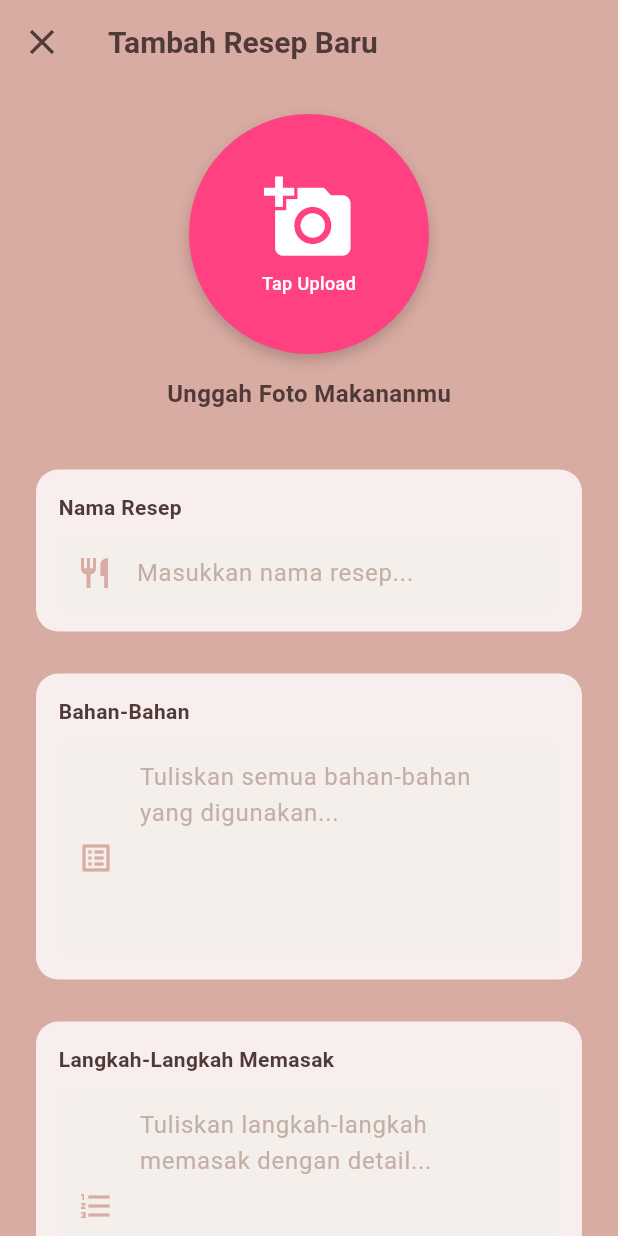
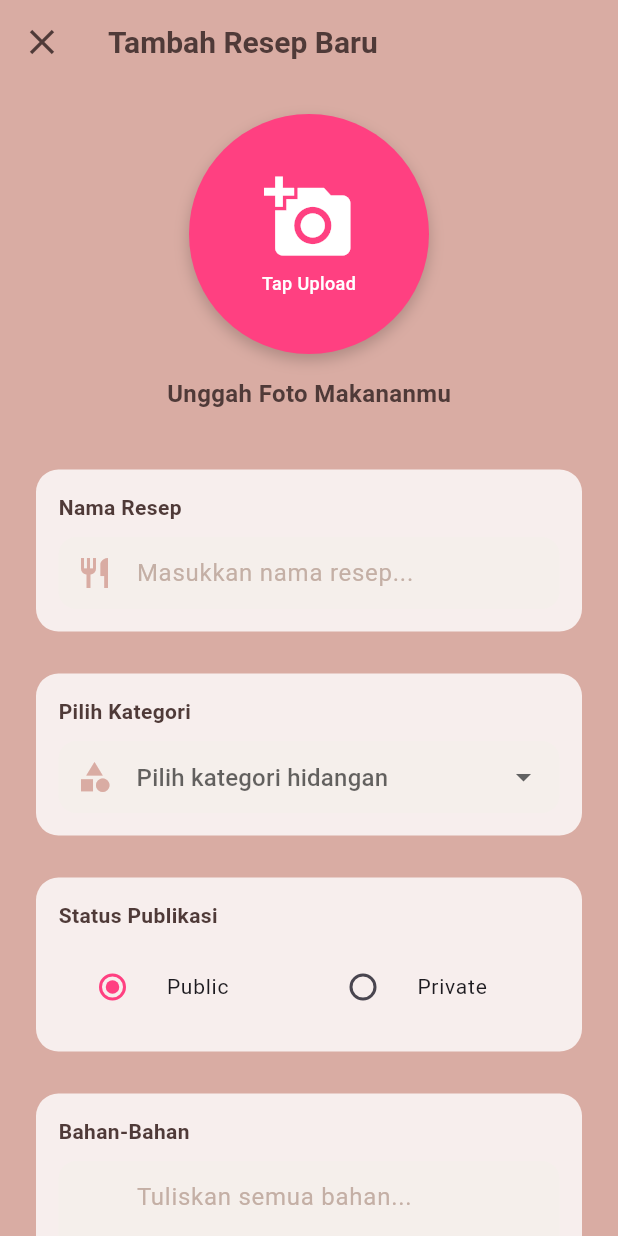
Before and after one commit to Raisha1515/masakyuk, a Flutter app: the TambahResep screen opened directly, on a phone screen of 412 x 824 dp. Run offline on Flutter 3.47's test engine with Material 3 defaults, Android fonts, the phone set to English and light mode, and no system bars; our stand-ins replace image_picker, permission_handler, shared_preferences; accounts and stored records are empty.

Commit message:
tambah kategori dan tipe publish resep

```diff
--- a/lib/tambah_resep.dart
+++ b/lib/tambah_resep.dart
@@ -18,6 +18,17 @@ class _TambahResepState extends State<TambahResep> {
   final TextEditingController _descController = TextEditingController();
   final TextEditingController _stepsController = TextEditingController();
 
+  // --- Fitur Baru: State Kategori & Publikasi ---
+  String? _selectedCategory;
+  bool _isPublic = true; // Default ke Public
+  final List<String> _categories = [
+    'Sarapan',
+    'Makan Siang',
+    'Makan Malam',
+    'Diet',
+    'Dessert'
+  ];
+
   XFile? _pickedImage;
   bool _isPickingImage = false;
   final ImagePicker _picker = ImagePicker();
@@ -29,32 +40,29 @@ class _TambahResepState extends State<TambahResep> {
       _nameController.text = widget.recipe!.name;
       _descController.text = widget.recipe!.description;
       _stepsController.text = widget.recipe!.steps;
+      // Inisialisasi jika model Recipe kamu sudah punya field kategori/status
+      // _selectedCategory = widget.recipe!.category;
+      // _isPublic = widget.recipe!.isPublic;
     }
   }
 
+  // ... (Fungsi _pickImage dan _showErrorSnackBar tetap sama)
   Future<void> _pickImage() async {
     try {
-      // For web platform, skip permission request
       if (!kIsWeb) {
         final status = await Permission.photos.request();
-
         if (!status.isGranted) {
           _showErrorSnackBar('Izin akses galeri ditolak');
           return;
         }
       }
-
       setState(() => _isPickingImage = true);
-
       final XFile? pickedFile = await _picker.pickImage(
         source: ImageSource.gallery,
         imageQuality: 85,
       );
-
       if (pickedFile != null) {
-        setState(() {
-          _pickedImage = pickedFile;
-        });
+        setState(() => _pickedImage = pickedFile);
       }
     } catch (e) {
       _showErrorSnackBar('Gagal memilih gambar: $e');
@@ -87,10 +95,7 @@ class _TambahResepState extends State<TambahResep> {
         title: const Text(
           'Tambah Resep Baru',
           style: TextStyle(
-            fontSize: 20,
-            fontWeight: FontWeight.bold,
-            color: Color(0xFF4F3A38),
-          ),
+              fontSize: 20, fontWeight: FontWeight.bold, color: Color(0xFF4F3A38)),
         ),
       ),
       body: SingleChildScrollView(
@@ -99,7 +104,7 @@ class _TambahResepState extends State<TambahResep> {
           child: Column(
             crossAxisAlignment: CrossAxisAlignment.start,
             children: [
-              // Upload Image Section
+              // 1. Image Section (Tetap sama)
               Center(
                 child: Column(
                   children: [
@@ -115,37 +120,27 @@ class _TambahResepState extends State<TambahResep> {
                             BoxShadow(
                                 color: Colors.black.withOpacity(0.2),
                                 blurRadius: 8,
-                              offset: const Offset(0, 4),
-                            ),
+                                offset: const Offset(0, 4)),
                           ],
                         ),
                         child: _isPickingImage
                             ? const Center(
                                 child: CircularProgressIndicator(
                                     valueColor: AlwaysStoppedAnimation<Color>(
-                                    Colors.white,
-                                  ),
-                                ),
-                              )
+                                        Colors.white)))
                             : _pickedImage != null
                                 ? ClipOval(
                                     child: kIsWeb
-                                        ? Image.network(
-                                            _pickedImage!.path,
-                                            fit: BoxFit.cover,
-                                          )
-                                        : Image.file(
-                                            File(_pickedImage!.path),
-                                            fit: BoxFit.cover,
-                                          ),
+                                        ? Image.network(_pickedImage!.path,
+                                            fit: BoxFit.cover)
+                                        : Image.file(File(_pickedImage!.path),
+                                            fit: BoxFit.cover),
                                   )
                                 : (widget.recipe?.imagePath != null
                                     ? ClipOval(
                                         child: Image.file(
                                             File(widget.recipe!.imagePath!),
-                                          fit: BoxFit.cover,
-                                        ),
-                                      )
+                                            fit: BoxFit.cover))
                                     : const Column(
                                         mainAxisAlignment:
                                             MainAxisAlignment.center,
@@ -153,266 +148,132 @@ class _TambahResepState extends State<TambahResep> {
                                           Icon(Icons.add_a_photo,
                                               size: 60, color: Colors.white),
                                           SizedBox(height: 5),
-                                          Text(
-                                            'Tap Upload',
+                                          Text('Tap Upload',
                                               style: TextStyle(
                                                   color: Colors.white,
                                                   fontSize: 12,
-                                              fontWeight: FontWeight.w500,
-                                            ),
-                                          ),
+                                                  fontWeight: FontWeight.w500)),
                                         ],
                                       )),
                       ),
                     ),
                     const SizedBox(height: 15),
-                    const Text(
-                      'Unggah Foto Makananmu',
+                    const Text('Unggah Foto Makananmu',
                         style: TextStyle(
                             fontWeight: FontWeight.bold,
                             color: Color(0xFF4F3A38),
-                        fontSize: 16,
+                            fontSize: 16)),
+                  ],
+                ),
+              ),
+              const SizedBox(height: 35),
+
+              // 2. Form Nama Resep (Tetap sama)
+              _buildFormCard(
+                label: 'Nama Resep',
+                child: TextField(
+                  controller: _nameController,
+                  decoration: _buildInputDecoration(
+                      'Masukkan nama resep...', Icons.restaurant),
+                ),
+              ),
+              const SizedBox(height: 20),
+
+              // --- FITUR BARU: DROPDOWN KATEGORI ---
+              _buildFormCard(
+                label: 'Pilih Kategori',
+                child: DropdownButtonFormField<String>(
+                  value: _selectedCategory,
+                  items: _categories.map((String category) {
+                    return DropdownMenuItem(
+                      value: category,
+                      child: Text(category),
+                    );
+                  }).toList(),
+                  onChanged: (value) => setState(() => _selectedCategory = value),
+                  decoration: _buildInputDecoration(
+                      'Pilih kategori hidangan', Icons.category),
+                  dropdownColor: const Color(0xFFF5EFEB),
+                ),
+              ),
+              const SizedBox(height: 20),
+
+              // --- FITUR BARU: STATUS PUBLIKASI ---
+              _buildFormCard(
+                label: 'Status Publikasi',
+                child: Row(
+                  children: [
+                    Expanded(
+                      child: RadioListTile<bool>(
+                        title: const Text('Public',
+                            style: TextStyle(fontSize: 14)),
+                        value: true,
+                        groupValue: _isPublic,
+                        activeColor: const Color(0xFFFF4081),
+                        onChanged: (val) => setState(() => _isPublic = val!),
+                      ),
+                    ),
+                    Expanded(
+                      child: RadioListTile<bool>(
+                        title: const Text('Private',
+                            style: TextStyle(fontSize: 14)),
+                        value: false,
+                        groupValue: _isPublic,
+                        activeColor: const Color(0xFFFF4081),
+                        onChanged: (val) => setState(() => _isPublic = val!),
                       ),
                     ),
                   ],
                 ),
               ),
-              const SizedBox(height: 35),
+              const SizedBox(height: 20),
 
-              // Recipe Name Section
-              Card(
-                elevation: 0,
-                shape: RoundedRectangleBorder(
-                  borderRadius: BorderRadius.circular(15),
-                ),
-                color: Colors.white.withOpacity(0.8),
-                child: Padding(
-                  padding: const EdgeInsets.all(15),
-                  child: Column(
-                    crossAxisAlignment: CrossAxisAlignment.start,
-                    children: [
-                      const Text(
-                        'Nama Resep',
-                        style: TextStyle(
-                          fontSize: 14,
-                          fontWeight: FontWeight.bold,
-                          color: Color(0xFF4F3A38),
-                        ),
-                      ),
-                      const SizedBox(height: 10),
-                      TextField(
-                        controller: _nameController,
-                        style: const TextStyle(
-                          color: Color(0xFF4F3A38),
-                          fontSize: 16,
-                        ),
-                        decoration: InputDecoration(
-                          hintText: 'Masukkan nama resep...',
-                          hintStyle: const TextStyle(
-                            color: Color(0xFFC4AFA5),
-                          ),
-                          filled: true,
-                          fillColor: const Color(0xFFF5EFEB),
-                          border: OutlineInputBorder(
-                            borderRadius: BorderRadius.circular(12),
-                            borderSide: BorderSide.none,
-                          ),
-                          contentPadding: const EdgeInsets.symmetric(
-                            horizontal: 15,
-                            vertical: 12,
-                          ),
-                          prefixIcon: const Icon(
-                            Icons.restaurant,
-                            color: Color(0xFFD9ACA3),
-                          ),
-                        ),
-                      ),
-                    ],
-                  ),
+              // 3. Ingredients Section
+              _buildFormCard(
+                label: 'Bahan-Bahan',
+                child: TextField(
+                  controller: _descController,
+                  maxLines: 5,
+                  decoration: _buildInputDecoration(
+                      'Tuliskan semua bahan...', Icons.list_alt),
                 ),
               ),
               const SizedBox(height: 20),
 
-              // Ingredients Section
-              Card(
-                elevation: 0,
-                shape: RoundedRectangleBorder(
-                  borderRadius: BorderRadius.circular(15),
-                ),
-                color: Colors.white.withOpacity(0.8),
-                child: Padding(
-                  padding: const EdgeInsets.all(15),
-                  child: Column(
-                    crossAxisAlignment: CrossAxisAlignment.start,
-                    children: [
-                      const Text(
-                        'Bahan-Bahan',
-                        style: TextStyle(
-                          fontSize: 14,
-                          fontWeight: FontWeight.bold,
-                          color: Color(0xFF4F3A38),
-                        ),
-                      ),
-                      const SizedBox(height: 10),
-                      TextField(
-                        controller: _descController,
-                        maxLines: 5,
-                        style: const TextStyle(
-                          color: Color(0xFF4F3A38),
-                          fontSize: 16,
-                        ),
-                        decoration: InputDecoration(
-                          hintText: 'Tuliskan semua bahan-bahan yang digunakan...',
-                          hintStyle: const TextStyle(
-                            color: Color(0xFFC4AFA5),
-                          ),
-                          filled: true,
-                          fillColor: const Color(0xFFF5EFEB),
-                          border: OutlineInputBorder(
-                            borderRadius: BorderRadius.circular(12),
-                            borderSide: BorderSide.none,
-                          ),
-                          contentPadding: const EdgeInsets.symmetric(
-                            horizontal: 15,
-                            vertical: 12,
-                          ),
-                          prefixIcon: const Padding(
-                            padding: EdgeInsets.only(top: 12),
-                            child: Icon(
-                              Icons.list_alt,
-                              color: Color(0xFFD9ACA3),
-                            ),
-                          ),
-                          prefixIconConstraints:
-                              const BoxConstraints(minWidth: 50),
-                        ),
-                      ),
-                    ],
-                  ),
-                ),
-              ),
-              const SizedBox(height: 20),
-
-              // Cooking Steps Section
-              Card(
-                elevation: 0,
-                shape: RoundedRectangleBorder(
-                  borderRadius: BorderRadius.circular(15),
-                ),
-                color: Colors.white.withOpacity(0.8),
-                child: Padding(
-                  padding: const EdgeInsets.all(15),
-                  child: Column(
-                    crossAxisAlignment: CrossAxisAlignment.start,
-                    children: [
-                      const Text(
-                        'Langkah-Langkah Memasak',
-                        style: TextStyle(
-                          fontSize: 14,
-                          fontWeight: FontWeight.bold,
-                          color: Color(0xFF4F3A38),
-                        ),
-                      ),
-                      const SizedBox(height: 10),
-                      TextField(
+              // 4. Cooking Steps Section
+              _buildFormCard(
+                label: 'Langkah-Langkah Memasak',
+                child: TextField(
                   controller: _stepsController,
                   maxLines: 5,
-                        style: const TextStyle(
-                          color: Color(0xFF4F3A38),
-                          fontSize: 16,
-                        ),
-                        decoration: InputDecoration(
-                          hintText:
-                              'Tuliskan langkah-langkah memasak dengan detail...',
-                          hintStyle: const TextStyle(
-                            color: Color(0xFFC4AFA5),
-                          ),
-                          filled: true,
-                          fillColor: const Color(0xFFF5EFEB),
-                          border: OutlineInputBorder(
-                            borderRadius: BorderRadius.circular(12),
-                            borderSide: BorderSide.none,
-                          ),
-                          contentPadding: const EdgeInsets.symmetric(
-                            horizontal: 15,
-                            vertical: 12,
-                          ),
-                          prefixIcon: const Padding(
-                            padding: EdgeInsets.only(top: 12),
-                            child: Icon(
-                              Icons.format_list_numbered,
-                              color: Color(0xFFD9ACA3),
-                            ),
-                          ),
-                          prefixIconConstraints:
-                              const BoxConstraints(minWidth: 50),
-                        ),
-                      ),
-                    ],
-                  ),
+                  decoration: _buildInputDecoration(
+                      'Tuliskan detail langkah...', Icons.format_list_numbered),
                 ),
               ),
               const SizedBox(height: 35),
 
-              // Submit Button
+              // 5. Submit Button
               SizedBox(
                 width: double.infinity,
                 height: 60,
                 child: ElevatedButton(
-                  onPressed: () {
-                    if (_nameController.text.isEmpty) {
-                      _showErrorSnackBar('Mohon isi nama resep');
-                      return;
-                    }
-                    if (_descController.text.isEmpty) {
-                      _showErrorSnackBar('Mohon isi bahan-bahan');
-                      return;
-                    }
-                    if (_stepsController.text.isEmpty) {
-                      _showErrorSnackBar('Mohon isi langkah-langkah memasak');
-                      return;
-                    }
-
-                    String? imagePath;
-                    if (_pickedImage != null) {
-                      imagePath = _pickedImage!.path;
-                    } else if (widget.recipe?.imagePath != null) {
-                      imagePath = widget.recipe!.imagePath;
-                    }
-
-                    final newRecipe = Recipe(
-                      name: _nameController.text,
-                      imagePath: imagePath,
-                      description: _descController.text,
-                      steps: _stepsController.text,
-                    );
-                    Navigator.pop(context, newRecipe);
-                  },
+                  onPressed: _submitData,
                   style: ElevatedButton.styleFrom(
                     backgroundColor: const Color(0xFFF8E9DA),
                     shape: RoundedRectangleBorder(
-                      borderRadius: BorderRadius.circular(15),
-                    ),
+                        borderRadius: BorderRadius.circular(15)),
                     elevation: 2,
-                    shadowColor: Colors.black.withOpacity(0.3),
                   ),
                   child: const Row(
                     mainAxisAlignment: MainAxisAlignment.center,
                     children: [
-                      Icon(
-                        Icons.add_circle_outline,
-                        color: Color(0xFF4F3A38),
-                        size: 24,
-                      ),
+                      Icon(Icons.add_circle_outline, color: Color(0xFF4F3A38)),
                       SizedBox(width: 10),
-                      Text(
-                        'Tambahkan Resep',
+                      Text('Tambahkan Resep',
                           style: TextStyle(
                               color: Color(0xFF4F3A38),
                               fontSize: 18,
-                          fontWeight: FontWeight.bold,
-                        ),
-                      ),
+                              fontWeight: FontWeight.bold)),
                     ],
                   ),
                 ),
@@ -424,4 +285,65 @@ class _TambahResepState extends State<TambahResep> {
       ),
     );
   }
+
+  // --- Widget Helper untuk Scannability ---
+
+  Widget _buildFormCard({required String label, required Widget child}) {
+    return Card(
+      elevation: 0,
+      shape: RoundedRectangleBorder(borderRadius: BorderRadius.circular(15)),
+      color: Colors.white.withOpacity(0.8),
+      child: Padding(
+        padding: const EdgeInsets.all(15),
+        child: Column(
+          crossAxisAlignment: CrossAxisAlignment.start,
+          children: [
+            Text(label,
+                style: const TextStyle(
+                    fontSize: 14,
+                    fontWeight: FontWeight.bold,
+                    color: Color(0xFF4F3A38))),
+            const SizedBox(height: 10),
+            child,
+          ],
+        ),
+      ),
+    );
   }
+
+  InputDecoration _buildInputDecoration(String hint, IconData icon) {
+    return InputDecoration(
+      hintText: hint,
+      hintStyle: const TextStyle(color: Color(0xFFC4AFA5)),
+      filled: true,
+      fillColor: const Color(0xFFF5EFEB),
+      prefixIcon: Icon(icon, color: const Color(0xFFD9ACA3)),
+      border: OutlineInputBorder(
+          borderRadius: BorderRadius.circular(12), borderSide: BorderSide.none),
+      contentPadding: const EdgeInsets.symmetric(horizontal: 15, vertical: 12),
+    );
+  }
+
+  void _submitData() {
+    if (_nameController.text.isEmpty ||
+        _selectedCategory == null ||
+        _descController.text.isEmpty ||
+        _stepsController.text.isEmpty) {
+      _showErrorSnackBar('Mohon lengkapi semua data dan pilih kategori');
+      return;
+    }
+
+    String? imagePath = _pickedImage?.path ?? widget.recipe?.imagePath;
+
+    final newRecipe = Recipe(
+      name: _nameController.text,
+      imagePath: imagePath,
+      description: _descController.text,
+      steps: _stepsController.text,
+      // Jangan lupa tambahkan field ini di model Recipe kamu:
+      // category: _selectedCategory,
+      // isPublic: _isPublic,
+    );
+    Navigator.pop(context, newRecipe);
+  }
+}
```
Lines whose indentation alone changed are shown as unchanged.
